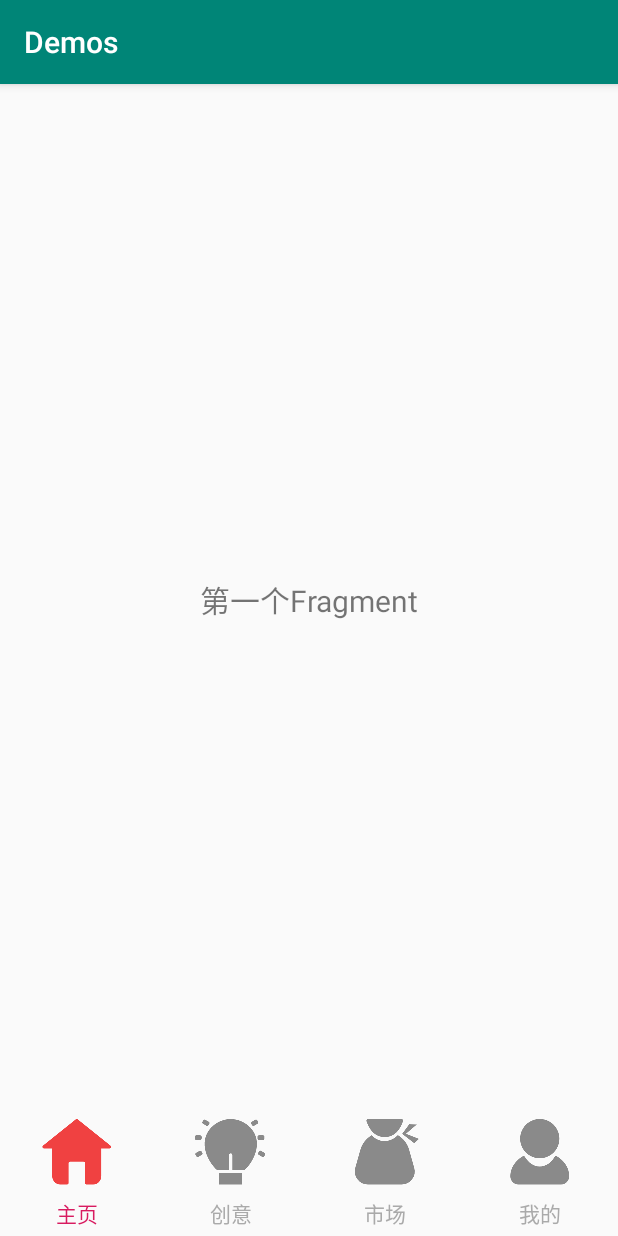
After one commit to tianxiake/Demos, an Android app: the BottomWayTwoActivity screen opened directly, with no data from a screen before it, on a phone screen of 412 x 824 dp. The commit adds this screen. Run offline under Robolectric (Android 15) with nearby library versions, the phone set to English and light mode, and no system bars; our stand-ins replace ButterKnife.

Commit message:
实现RadioGroup+RadioButton方式的实现底部导航栏

```diff
--- a/app/src/main/AndroidManifest.xml
+++ b/app/src/main/AndroidManifest.xml
@@ -17,7 +17,8 @@
             </intent-filter>
         </activity>
         <activity android:name=".activity.bottomnavigation.BottomWayOneActivity" />
-        <activity android:name=".activity.ImageSwitcherActivity"></activity>
+        <activity android:name=".activity.ImageSwitcherActivity" />
+        <activity android:name=".activity.bottomnavigation.BottomWayTwoActivity"></activity>
     </application>
 
 </manifest>
--- a/app/src/main/java/com/runningsnail/demos/activity/MainActivity.java
+++ b/app/src/main/java/com/runningsnail/demos/activity/MainActivity.java
@@ -33,7 +33,7 @@ public class MainActivity extends AppCompatActivity {
         itemsData = getItemsData();
         clickItemsData = getClickItemsData();
 
-        ArrayAdapter<String> arrayAdapter = new ArrayAdapter<>(this, android.R.layout.simple_list_item_1,
+        ArrayAdapter<String> arrayAdapter = new ArrayAdapter<>(this, R.layout.item_main_list,
                 itemsData);
         listView.setAdapter(arrayAdapter);
         listView.setOnItemClickListener(new AdapterView.OnItemClickListener() {
--- /dev/null
+++ b/app/src/main/java/com/runningsnail/demos/activity/bottomnavigation/BottomWayTwoActivity.java
@@ -0,0 +1,138 @@
+package com.runningsnail.demos.activity.bottomnavigation;
+
+import android.os.Bundle;
+import android.support.v4.app.Fragment;
+import android.support.v4.app.FragmentManager;
+import android.support.v4.app.FragmentTransaction;
+import android.support.v7.app.AppCompatActivity;
+import android.widget.FrameLayout;
+import android.widget.RadioButton;
+import android.widget.RadioGroup;
+
+import com.runningsnail.demos.HiLog;
+import com.runningsnail.demos.R;
+import com.runningsnail.demos.fragment.PageFragment;
+
+import butterknife.BindView;
+import butterknife.ButterKnife;
+
+/**
+ * RadioGroup+RadioButton
+ * <p>
+ * RadioGroup管理RadioButton的互斥效果，本质还是使用TextView drawableTop/Right/Bottom/Left这个特殊属性来实现图片显示
+ *
+ * 缺点：
+ * 1>图片的尺寸大小我们不能指定大小，如果图片过大，字体会显示不全，这个没有用一个单独的ImageView好用
+ *
+ * 优点：
+ * 对连续点击不用我们自己去处理
+ * 简单
+ *
+ * @author yongjie created on 2018/12/3.
+ */
+public class BottomWayTwoActivity extends AppCompatActivity {
+
+    public static final String TAG = "BottomWayTwoActivity";
+    @BindView(R.id.rg_group)
+    RadioGroup radioGroup;
+
+    @BindView(R.id.rb_home)
+    RadioButton homeRb;
+
+    @BindView(R.id.fl_container)
+    FrameLayout frameLayout;
+
+    FragmentManager fragmentManager;
+
+    Fragment homeFragment;
+    Fragment mindFragment;
+    Fragment moneyFragment;
+    Fragment myFragment;
+
+    @Override
+    protected void onCreate(Bundle savedInstanceState) {
+        super.onCreate(savedInstanceState);
+        setContentView(R.layout.activity_bottom_way_two);
+        ButterKnife.bind(this);
+        fragmentManager = getSupportFragmentManager();
+
+        radioGroup.setOnCheckedChangeListener(new RadioGroup.OnCheckedChangeListener() {
+            @Override
+            public void onCheckedChanged(RadioGroup group, int checkedId) {
+                HiLog.d(TAG, "checkedId:" + checkedId);
+                FragmentTransaction fragmentTransaction = fragmentManager.beginTransaction();
+                hideAllFragment(fragmentTransaction);
+                switch (checkedId) {
+                    case R.id.rb_home:
+                        HiLog.d(TAG, "home");
+                        if (homeFragment == null) {
+                            Bundle bundle = new Bundle();
+                            bundle.putString("content", "第一个Fragment");
+                            homeFragment = PageFragment.newInstance(bundle);
+                            fragmentTransaction.add(R.id.fl_container, homeFragment);
+                        }
+                        fragmentTransaction.show(homeFragment);
+                        break;
+                    case R.id.rb_mind:
+                        HiLog.d(TAG, "mind");
+                        if (mindFragment == null) {
+                            Bundle bundle = new Bundle();
+                            bundle.putString("content", "第二个Fragment");
+                            mindFragment = PageFragment.newInstance(bundle);
+                            fragmentTransaction.add(R.id.fl_container, mindFragment);
+                        }
+                        fragmentTransaction.show(mindFragment);
+                        break;
+                    case R.id.rb_money:
+                        HiLog.d(TAG, "money");
+                        if (moneyFragment == null) {
+                            Bundle bundle = new Bundle();
+                            bundle.putString("content", "第三个Fragment");
+                            moneyFragment = PageFragment.newInstance(bundle);
+                            fragmentTransaction.add(R.id.fl_container, moneyFragment);
+                        }
+                        fragmentTransaction.show(moneyFragment);
+                        break;
+                    case R.id.rb_my:
+                        HiLog.d(TAG, "my");
+                        if (myFragment == null) {
+                            Bundle bundle = new Bundle();
+                            bundle.putString("content", "第四个Fragment");
+                            myFragment = PageFragment.newInstance(bundle);
+                            fragmentTransaction.add(R.id.fl_container, myFragment);
+                        }
+                        fragmentTransaction.show(myFragment);
+                        break;
+                    default:
+                        break;
+                }
+                fragmentTransaction.commit();
+            }
+        });
+
+        //设置默认选中项
+        homeRb.setChecked(true);
+        // FIXME: 2018/12/3 RadioGroup也可以设置默认选中项，但是这个方式设置,onCheckedChanged方法首次会触发两次,原因就在这个方法内部
+//        radioGroup.check(R.id.rb_home);
+    }
+
+
+    private void hideAllFragment(FragmentTransaction fragmentTransaction) {
+        if (homeFragment != null) {
+            fragmentTransaction.hide(homeFragment);
+        }
+
+        if (mindFragment != null) {
+            fragmentTransaction.hide(mindFragment);
+        }
+
+        if (moneyFragment != null) {
+            fragmentTransaction.hide(moneyFragment);
+        }
+
+        if (myFragment != null) {
+            fragmentTransaction.hide(myFragment);
+        }
+    }
+
+}
--- a/app/src/main/java/com/runningsnail/demos/fragment/PageFragment.java
+++ b/app/src/main/java/com/runningsnail/demos/fragment/PageFragment.java
@@ -43,6 +43,7 @@ public class PageFragment extends Fragment {
 
 
 
+
     @Nullable
     @Override
     public View onCreateView(LayoutInflater inflater, @Nullable ViewGroup container, Bundle savedInstanceState) {
--- /dev/null
+++ b/app/src/main/res/drawable/bottom_home_selector_two.xml
@@ -0,0 +1,8 @@
+<?xml version="1.0" encoding="utf-8"?>
+<selector xmlns:android="http://schemas.android.com/apk/res/android">
+
+
+    <item android:drawable="@drawable/bottom_home_select" android:state_checked="true" />
+    <item android:drawable="@drawable/bottom_home_unselect" android:state_checked="false" />
+
+</selector>
--- /dev/null
+++ b/app/src/main/res/drawable/bottom_mind_selector_two.xml
@@ -0,0 +1,8 @@
+<?xml version="1.0" encoding="utf-8"?>
+<selector xmlns:android="http://schemas.android.com/apk/res/android">
+
+
+    <item android:drawable="@drawable/bottom_mind_select"  android:state_checked="true" />
+    <item android:drawable="@drawable/bottom_mind_unselect"  android:state_checked="false" />
+
+</selector>
--- /dev/null
+++ b/app/src/main/res/drawable/bottom_money_selector_two.xml
@@ -0,0 +1,8 @@
+<?xml version="1.0" encoding="utf-8"?>
+<selector xmlns:android="http://schemas.android.com/apk/res/android">
+
+
+    <item android:drawable="@drawable/bottom_money_select" android:state_checked="true" />
+    <item android:drawable="@drawable/bottom_money_unselect" android:state_checked="false" />
+
+</selector>
--- /dev/null
+++ b/app/src/main/res/drawable/bottom_my_selector_two.xml
@@ -0,0 +1,8 @@
+<?xml version="1.0" encoding="utf-8"?>
+<selector xmlns:android="http://schemas.android.com/apk/res/android">
+
+
+    <item android:drawable="@drawable/bottom_my_select" android:state_checked="true" />
+    <item android:drawable="@drawable/bottom_my_unselect" android:state_checked="false" />
+
+</selector>
--- /dev/null
+++ b/app/src/main/res/drawable/bottom_text_color_selector_two.xml
@@ -0,0 +1,7 @@
+<?xml version="1.0" encoding="utf-8"?>
+<selector xmlns:android="http://schemas.android.com/apk/res/android">
+
+    <!--变换颜色使用属性名是color不是drawable 实际使用的ColorStateList-->
+    <item android:color="@color/bottomSelectColor" android:state_checked="true" />
+    <item android:color="@color/bottomNormalColor" android:state_checked="false" />
+</selector>
--- /dev/null
+++ b/app/src/main/res/layout/activity_bottom_way_two.xml
@@ -0,0 +1,74 @@
+<?xml version="1.0" encoding="utf-8"?>
+<RelativeLayout xmlns:android="http://schemas.android.com/apk/res/android"
+    xmlns:tools="http://schemas.android.com/tools"
+    android:layout_width="match_parent"
+    android:layout_height="match_parent"
+    tools:context=".activity.bottomnavigation.BottomWayTwoActivity">
+
+    <RadioGroup
+        android:id="@+id/rg_group"
+        android:layout_width="match_parent"
+        android:layout_height="80dp"
+        android:layout_alignParentBottom="true"
+        android:orientation="horizontal">
+
+        <RadioButton
+            android:id="@+id/rb_home"
+            android:layout_width="0dp"
+            android:layout_height="match_parent"
+            android:layout_weight="1"
+            android:button="@null"
+            android:drawableTop="@drawable/bottom_home_selector_two"
+            android:drawablePadding="2dp"
+            android:gravity="center"
+            android:text="主页"
+            android:textColor="@drawable/bottom_text_color_selector_two" />
+
+        <RadioButton
+            android:id="@+id/rb_mind"
+            android:layout_width="0dp"
+            android:layout_height="match_parent"
+            android:layout_weight="1"
+            android:button="@null"
+            android:drawableTop="@drawable/bottom_mind_selector_two"
+            android:drawablePadding="2dp"
+            android:gravity="center"
+            android:text="创意"
+            android:textColor="@drawable/bottom_text_color_selector_two" />
+
+        <RadioButton
+            android:id="@+id/rb_money"
+            android:layout_width="0dp"
+            android:layout_height="match_parent"
+            android:layout_weight="1"
+            android:button="@null"
+            android:drawableTop="@drawable/bottom_money_selector_two"
+            android:drawablePadding="2dp"
+            android:gravity="center"
+            android:text="市场"
+            android:textColor="@drawable/bottom_text_color_selector_two" />
+
+        <RadioButton
+            android:id="@+id/rb_my"
+            android:layout_width="0dp"
+            android:layout_height="match_parent"
+            android:layout_weight="1"
+            android:button="@null"
+            android:drawableTop="@drawable/bottom_my_selector_two"
+            android:drawablePadding="2dp"
+            android:gravity="center"
+            android:text="我的"
+            android:textColor="@drawable/bottom_text_color_selector_two" />
+
+    </RadioGroup>
+
+    <!--Fragment容器类-->
+    <FrameLayout
+        android:id="@+id/fl_container"
+        android:layout_width="match_parent"
+        android:layout_height="match_parent"
+        android:layout_above="@id/rg_group">
+
+    </FrameLayout>
+
+</RelativeLayout>
--- a/app/src/main/res/values/strings.xml
+++ b/app/src/main/res/values/strings.xml
@@ -2,11 +2,13 @@
     <string name="app_name">Demos</string>
 
     <string-array name="item_data">
-        <item>底部导航栏实现方式一</item>
+        <item>LinearLayout+TextView实现底部导航栏一</item>
+        <item>RadioGroup+RadioButton实现底部导航栏二</item>
     </string-array>
 
     <string-array name="click_item_data">
         <item>com.runningsnail.demos.activity.bottomnavigation.BottomWayOneActivity</item>
+        <item>com.runningsnail.demos.activity.bottomnavigation.BottomWayTwoActivity</item>
     </string-array>
 
     <!-- TODO: Remove or change this placeholder text -->
```
Also changed, not shown: app/src/main/java/com/runningsnail/demos/MarqueeTextView.java (added, +27 -0 lines), app/src/main/java/com/runningsnail/demos/activity/bottomnavigation/BottomWayOneActivity.java (+8 -0 lines), app/src/main/res/layout/item_main_list.xml (added, +13 -0 lines), app/src/main/res/mipmap-hdpi/ic_launcher.png, app/src/main/res/mipmap-mdpi/ic_launcher.png, app/src/main/res/mipmap-xhdpi/ic_launcher.png, app/src/main/res/mipmap-xxhdpi/ic_launcher.png, app/src/main/res/mipmap-xxxhdpi/ic_launcher.png.
